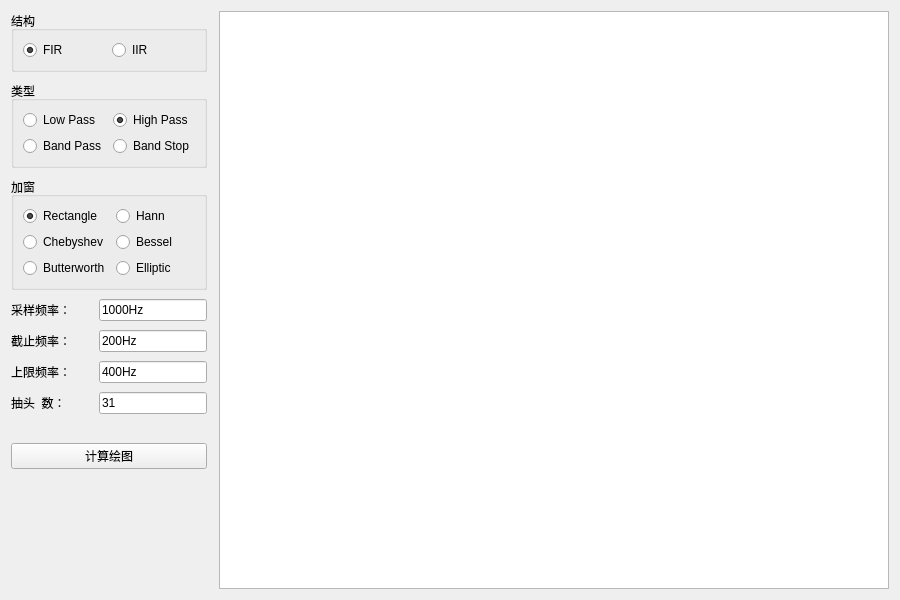
The window that SciFilter/SciFilter.ui (XIVN1987/PYQTool) describes before a commit, drawn with Qt 5.
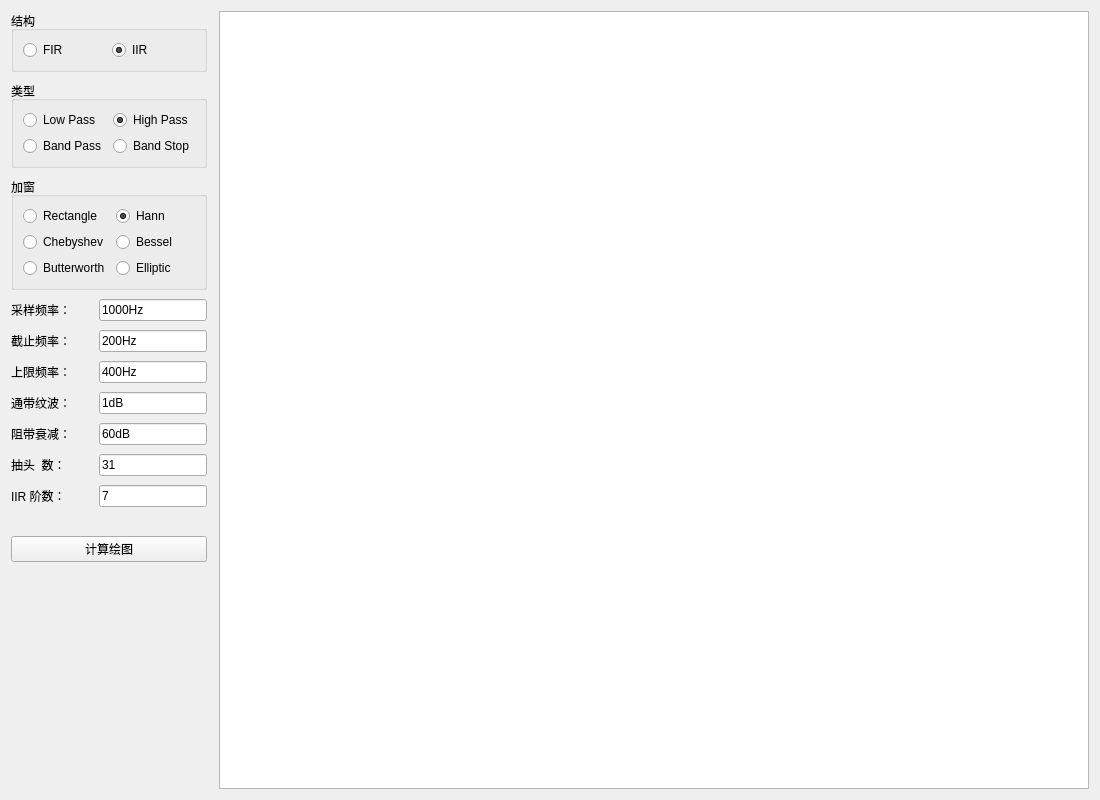
The same window after the commit.

Commit message: SciFilter add other figure and IIR filter

The edit to the form file:
```diff
--- a/SciFilter/SciFilter.ui
+++ b/SciFilter/SciFilter.ui
@@ -6,8 +6,8 @@
    <rect>
     <x>0</x>
     <y>0</y>
-    <width>900</width>
-    <height>600</height>
+    <width>1100</width>
+    <height>800</height>
    </rect>
   </property>
   <property name="windowTitle">
@@ -33,9 +33,6 @@
           <property name="text">
            <string>FIR</string>
           </property>
-          <property name="checked">
-           <bool>true</bool>
-          </property>
           <attribute name="buttonGroup">
            <string notr="true">bgrpArch</string>
           </attribute>
@@ -46,6 +43,9 @@
           <property name="text">
            <string>IIR</string>
           </property>
+          <property name="checked">
+           <bool>true</bool>
+          </property>
           <attribute name="buttonGroup">
            <string notr="true">bgrpArch</string>
           </attribute>
@@ -117,9 +117,6 @@
           <property name="text">
            <string>Rectangle</string>
           </property>
-          <property name="checked">
-           <bool>true</bool>
-          </property>
           <attribute name="buttonGroup">
            <string notr="true">bgrpWin</string>
           </attribute>
@@ -130,6 +127,9 @@
           <property name="text">
            <string>Hann</string>
           </property>
+          <property name="checked">
+           <bool>true</bool>
+          </property>
           <attribute name="buttonGroup">
            <string notr="true">bgrpWin</string>
           </attribute>
@@ -179,15 +179,18 @@
       </widget>
      </item>
      <item>
-      <layout class="QHBoxLayout" name="hLayout1">
-       <item>
+      <layout class="QGridLayout" name="gLayout">
+       <property name="verticalSpacing">
+        <number>9</number>
+       </property>
+       <item row="0" column="0">
         <widget class="QLabel" name="lblFsamp">
          <property name="text">
           <string>采样频率：</string>
          </property>
         </widget>
        </item>
-       <item>
+       <item row="0" column="1">
         <widget class="QLineEdit" name="linFsamp">
          <property name="sizePolicy">
           <sizepolicy hsizetype="Fixed" vsizetype="Fixed">
@@ -200,18 +203,14 @@
          </property>
         </widget>
        </item>
-      </layout>
-     </item>
-     <item>
-      <layout class="QHBoxLayout" name="hLayout2">
-       <item>
+       <item row="1" column="0">
         <widget class="QLabel" name="lblFstop">
          <property name="text">
           <string>截止频率：</string>
          </property>
         </widget>
        </item>
-       <item>
+       <item row="1" column="1">
         <widget class="QLineEdit" name="linFstop">
          <property name="sizePolicy">
           <sizepolicy hsizetype="Fixed" vsizetype="Fixed">
@@ -224,18 +223,14 @@
          </property>
         </widget>
        </item>
-      </layout>
-     </item>
-     <item>
-      <layout class="QHBoxLayout" name="hLayout3">
-       <item>
+       <item row="2" column="0">
         <widget class="QLabel" name="lblFhlim">
          <property name="text">
           <string>上限频率：</string>
          </property>
         </widget>
        </item>
-       <item>
+       <item row="2" column="1">
         <widget class="QLineEdit" name="linFhlim">
          <property name="sizePolicy">
           <sizepolicy hsizetype="Fixed" vsizetype="Fixed">
@@ -248,18 +243,60 @@
          </property>
         </widget>
        </item>
-      </layout>
-     </item>
-     <item>
-      <layout class="QHBoxLayout" name="hLayout4">
-       <item>
+       <item row="3" column="0">
+        <widget class="QLabel" name="lblApass">
+         <property name="text">
+          <string>通带纹波：</string>
+         </property>
+        </widget>
+       </item>
+       <item row="3" column="1">
+        <widget class="QLineEdit" name="linApass">
+         <property name="sizePolicy">
+          <sizepolicy hsizetype="Fixed" vsizetype="Fixed">
+           <horstretch>0</horstretch>
+           <verstretch>0</verstretch>
+          </sizepolicy>
+         </property>
+         <property name="toolTip">
+          <string>maximum ripple in the passband</string>
+         </property>
+         <property name="text">
+          <string>1dB</string>
+         </property>
+        </widget>
+       </item>
+       <item row="4" column="0">
+        <widget class="QLabel" name="lblAstop">
+         <property name="text">
+          <string>阻带衰减：</string>
+         </property>
+        </widget>
+       </item>
+       <item row="4" column="1">
+        <widget class="QLineEdit" name="linAstop">
+         <property name="sizePolicy">
+          <sizepolicy hsizetype="Fixed" vsizetype="Fixed">
+           <horstretch>0</horstretch>
+           <verstretch>0</verstretch>
+          </sizepolicy>
+         </property>
+         <property name="toolTip">
+          <string>minimum attenuation in the stopband</string>
+         </property>
+         <property name="text">
+          <string>60dB</string>
+         </property>
+        </widget>
+       </item>
+       <item row="5" column="0">
         <widget class="QLabel" name="lblNtap">
          <property name="text">
           <string>抽头  数：</string>
          </property>
         </widget>
        </item>
-       <item>
+       <item row="5" column="1">
         <widget class="QLineEdit" name="linNtap">
          <property name="sizePolicy">
           <sizepolicy hsizetype="Fixed" vsizetype="Fixed">
@@ -272,10 +309,30 @@
          </property>
         </widget>
        </item>
+       <item row="6" column="0">
+        <widget class="QLabel" name="lblOrder">
+         <property name="text">
+          <string>IIR 阶数：</string>
+         </property>
+        </widget>
+       </item>
+       <item row="6" column="1">
+        <widget class="QLineEdit" name="linOrder">
+         <property name="sizePolicy">
+          <sizepolicy hsizetype="Fixed" vsizetype="Fixed">
+           <horstretch>0</horstretch>
+           <verstretch>0</verstretch>
+          </sizepolicy>
+         </property>
+         <property name="text">
+          <string>7</string>
+         </property>
+        </widget>
+       </item>
       </layout>
      </item>
      <item>
-      <layout class="QHBoxLayout" name="hLayout5">
+      <layout class="QHBoxLayout" name="hLayoutO">
        <property name="topMargin">
         <number>20</number>
        </property>
```
Left out of the diff: 2 changed lines with no effect on the pictures. The commit also changes 2 other files.
